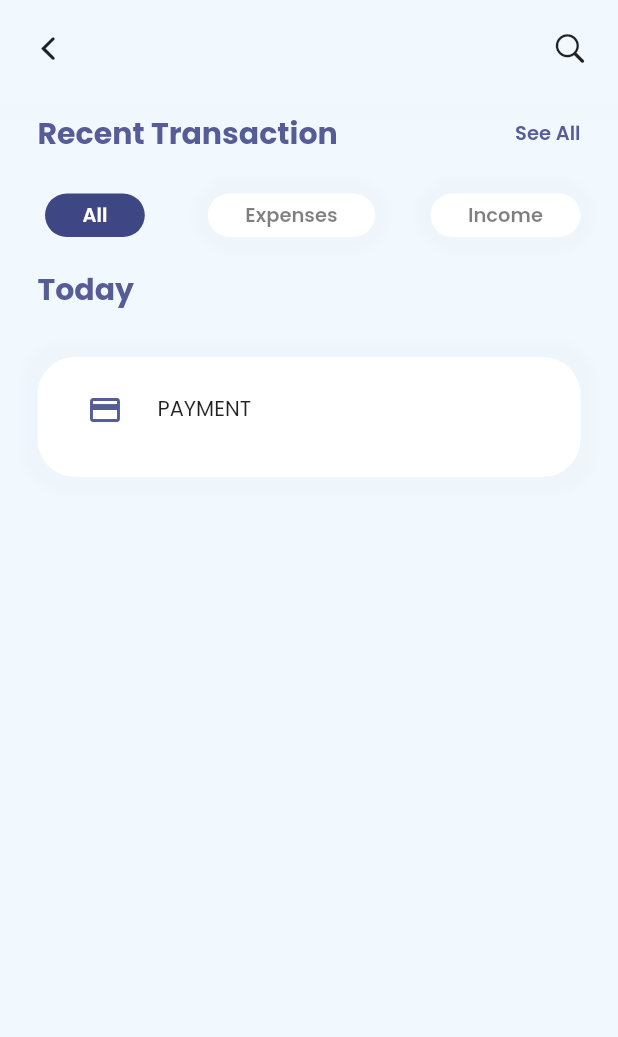
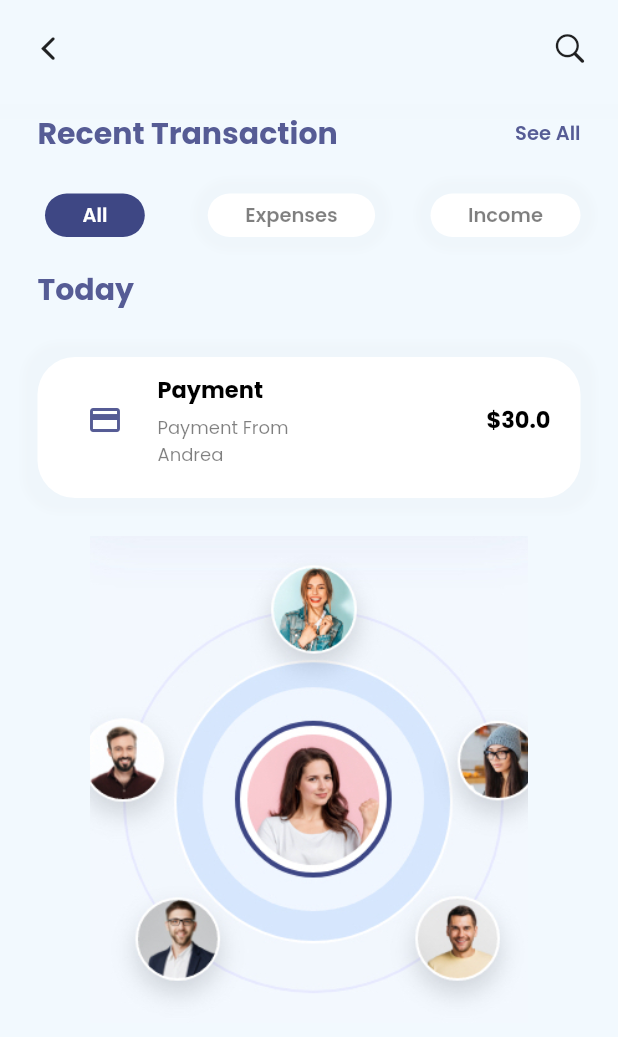
Before and after one commit to arkasideas/finance_app_modern_flutterUI, a Flutter app: the TransactionScreen screen opened directly, on a phone screen of 412 x 824 dp. Shown: the top 1037 px of the screen. Run offline on Flutter 3.47's test engine with Material 2 defaults, Android fonts, the phone set to English and light mode, and no system bars; our stand-ins replace animated_bottom_navigation_bar, google_fonts; missing offline and left inert: icon_badge.

Commit message:
transaction screen, DONE

```diff
--- a/lib/transaction_screen.dart
+++ b/lib/transaction_screen.dart
@@ -244,7 +244,42 @@ class _TransactionScreenState extends State<TransactionScreen> {
                               child: Column(
                                 mainAxisAlignment: MainAxisAlignment.center,
                                 crossAxisAlignment: CrossAxisAlignment.start,
-                                children: [Text("PAYMENT")],
+                                children: [
+                                  Text(
+                                    "Payment",
+                                    style: TextStyle(
+                                      fontSize: 15,
+                                      color: black,
+                                      fontWeight: FontWeight.bold,
+                                    ),
+                                  ),
+                                  SizedBox(height: 5),
+                                  Text(
+                                    "Payment From Andrea",
+                                    style: TextStyle(
+                                      fontSize: 12,
+                                      color: black.withOpacity(0.5),
+                                      fontWeight: FontWeight.w400,
+                                    ),
+                                  ),
+                                ],
+                              ),
+                            ),
+                          ),
+                          Expanded(
+                            child: Container(
+                              child: Row(
+                                mainAxisAlignment: MainAxisAlignment.end,
+                                children: [
+                                  Text(
+                                    "\$30.0",
+                                    style: TextStyle(
+                                      fontSize: 15,
+                                      fontWeight: FontWeight.bold,
+                                      color: black,
+                                    ),
+                                  ),
+                                ],
                               ),
                             ),
                           ),
@@ -255,6 +290,37 @@ class _TransactionScreenState extends State<TransactionScreen> {
                 ),
               ],
             ),
+            Padding(
+              padding: EdgeInsets.only(
+                top: 20,
+                bottom: 10,
+                right: 20,
+                left: 20,
+              ),
+              child: Column(
+                children: [
+                  Container(
+                    padding: EdgeInsets.only(
+                      left: 25,
+                      right: 25,
+                      top: 5,
+                      bottom: 5,
+                    ),
+                    margin: EdgeInsets.symmetric(horizontal: 15),
+                    child: Container(
+                      width: 325,
+                      height: 325,
+                      decoration: BoxDecoration(
+                        image: DecorationImage(
+                          image: AssetImage("images/bg.jpg"),
+                          fit: BoxFit.cover,
+                        ),
+                      ),
+                    ),
+                  ),
+                ],
+              ),
+            )
           ],
         ),
       ),
```
